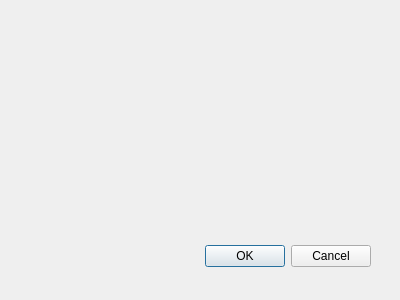
Qt form UI_main_window.ui (Klaudia-24/Harmonogram) before a commit.
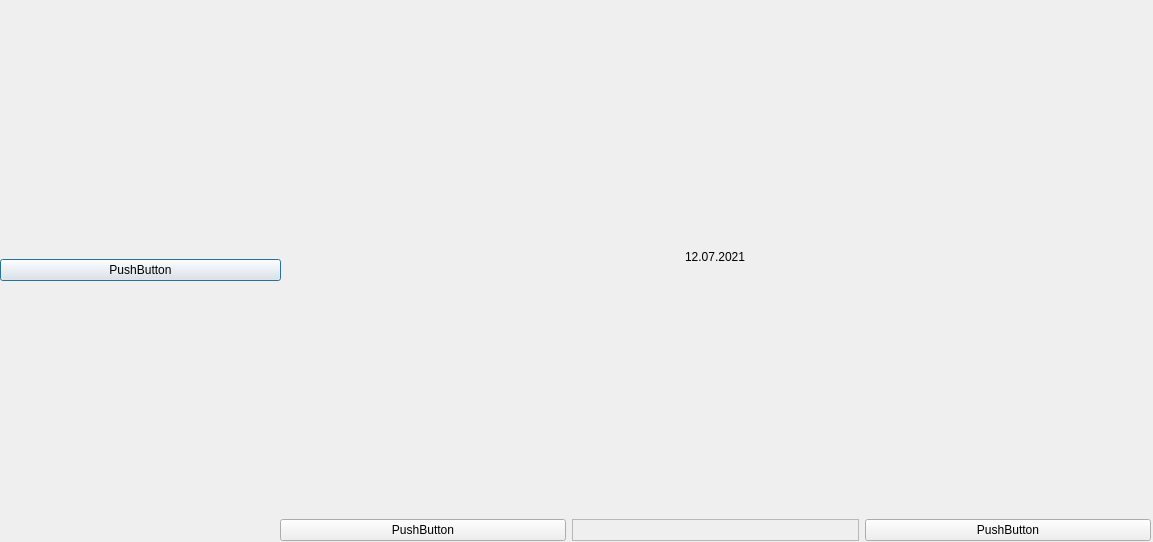
The same form after that commit.

```diff
--- a/UI_main_window.ui
+++ b/UI_main_window.ui
@@ -6,28 +6,111 @@
    <rect>
     <x>0</x>
     <y>0</y>
-    <width>400</width>
-    <height>300</height>
+    <width>1153</width>
+    <height>542</height>
    </rect>
   </property>
   <property name="windowTitle">
    <string>Dialog</string>
   </property>
-  <widget class="QDialogButtonBox" name="buttonBox">
+  <widget class="QWidget" name="verticalLayoutWidget">
    <property name="geometry">
     <rect>
-     <x>30</x>
-     <y>240</y>
-     <width>341</width>
-     <height>32</height>
+     <x>0</x>
+     <y>0</y>
+     <width>281</width>
+     <height>541</height>
     </rect>
    </property>
-   <property name="orientation">
-    <enum>Qt::Horizontal</enum>
+   <layout class="QVBoxLayout" name="verticalLayout">
+    <item>
+     <widget class="QPushButton" name="pushButton">
+      <property name="text">
+       <string>PushButton</string>
+      </property>
+     </widget>
+    </item>
+   </layout>
+  </widget>
+  <widget class="QWidget" name="">
+   <property name="geometry">
+    <rect>
+     <x>280</x>
+     <y>0</y>
+     <width>871</width>
+     <height>541</height>
+    </rect>
    </property>
-   <property name="standardButtons">
-    <set>QDialogButtonBox::Cancel|QDialogButtonBox::Ok</set>
-   </property>
+   <layout class="QGridLayout" name="gridLayout" rowstretch="0,1">
+    <item row="1" column="0">
+     <layout class="QHBoxLayout" name="horizontalLayout_2">
+      <item>
+       <widget class="QPushButton" name="pushButton_2">
+        <property name="text">
+         <string>PushButton</string>
+        </property>
+       </widget>
+      </item>
+      <item>
+       <widget class="QFrame" name="frame">
+        <property name="frameShape">
+         <enum>QFrame::StyledPanel</enum>
+        </property>
+        <property name="frameShadow">
+         <enum>QFrame::Raised</enum>
+        </property>
+       </widget>
+      </item>
+      <item>
+       <widget class="QPushButton" name="pushButton_3">
+        <property name="text">
+         <string>PushButton</string>
+        </property>
+       </widget>
+      </item>
+     </layout>
+    </item>
+    <item row="0" column="0">
+     <layout class="QHBoxLayout" name="horizontalLayout">
+      <item>
+       <spacer name="horizontalSpacer">
+        <property name="orientation">
+         <enum>Qt::Horizontal</enum>
+        </property>
+        <property name="sizeHint" stdset="0">
+         <size>
+          <width>40</width>
+          <height>20</height>
+         </size>
+        </property>
+       </spacer>
+      </item>
+      <item>
+       <widget class="QLabel" name="label">
+        <property name="styleSheet">
+         <string notr="true">font: 75 12pt &quot;MS Shell Dlg 2&quot;;</string>
+        </property>
+        <property name="text">
+         <string>12.07.2021</string>
+        </property>
+       </widget>
+      </item>
+      <item>
+       <spacer name="horizontalSpacer_2">
+        <property name="orientation">
+         <enum>Qt::Horizontal</enum>
+        </property>
+        <property name="sizeHint" stdset="0">
+         <size>
+          <width>40</width>
+          <height>20</height>
+         </size>
+        </property>
+       </spacer>
+      </item>
+     </layout>
+    </item>
+   </layout>
   </widget>
  </widget>
  <resources/>
```
Left out of the diff: 35 changed lines with no effect on the pictures.
